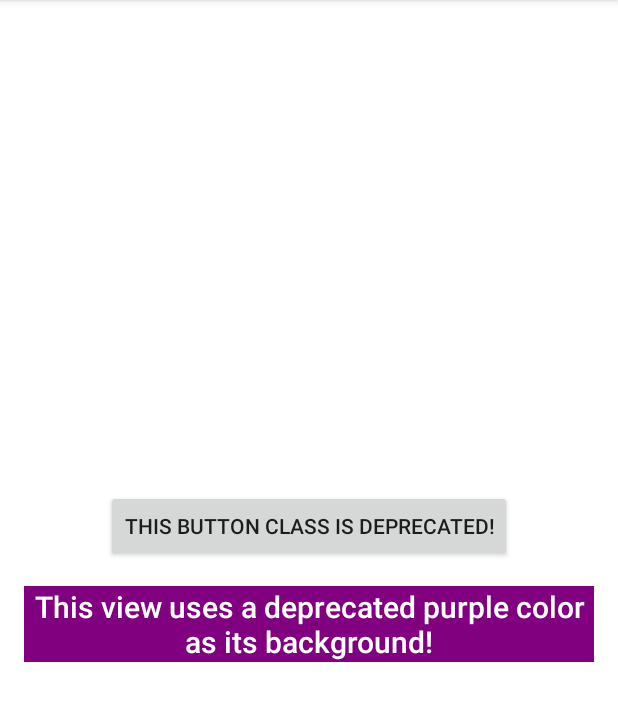
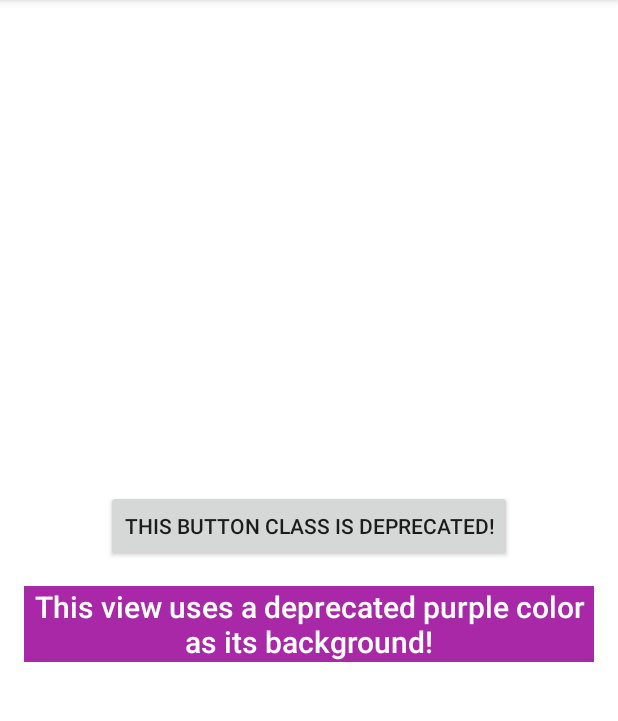
Before and after one commit to alexjlockwood/android-lint-checks-demo, an Android app: the screen it shows after launch (MainActivity), on a phone screen of 412 x 824 dp, the part 84-805 px from its top. Run offline under Robolectric (Android 15) with nearby library versions, the phone set to English and light mode, and no system bars.

Commit message:
Update purple color

```diff
--- a/app/src/main/res/values/deprecated_colors.xml
+++ b/app/src/main/res/values/deprecated_colors.xml
@@ -1,5 +1,5 @@
 <resources>
 
-    <color name="deprecated_purple">#800080</color>
+    <color name="deprecated_purple">#A828A8</color>
 
 </resources>
```
